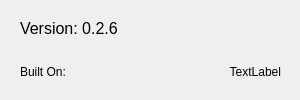
Above: Source/Windows/aboutDialog.ui from TimSevereijns/D-Viz before the change. Below: the same form after it.
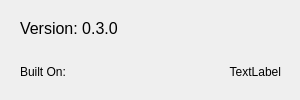
That is the form after the change.

The edit to the form file:
```diff
--- a/Source/Windows/aboutDialog.ui
+++ b/Source/Windows/aboutDialog.ui
@@ -32,7 +32,7 @@
        </font>
       </property>
       <property name="text">
-       <string>Version: 0.2.6</string>
+       <string>Version: 0.3.0</string>
       </property>
      </widget>
     </item>
```
